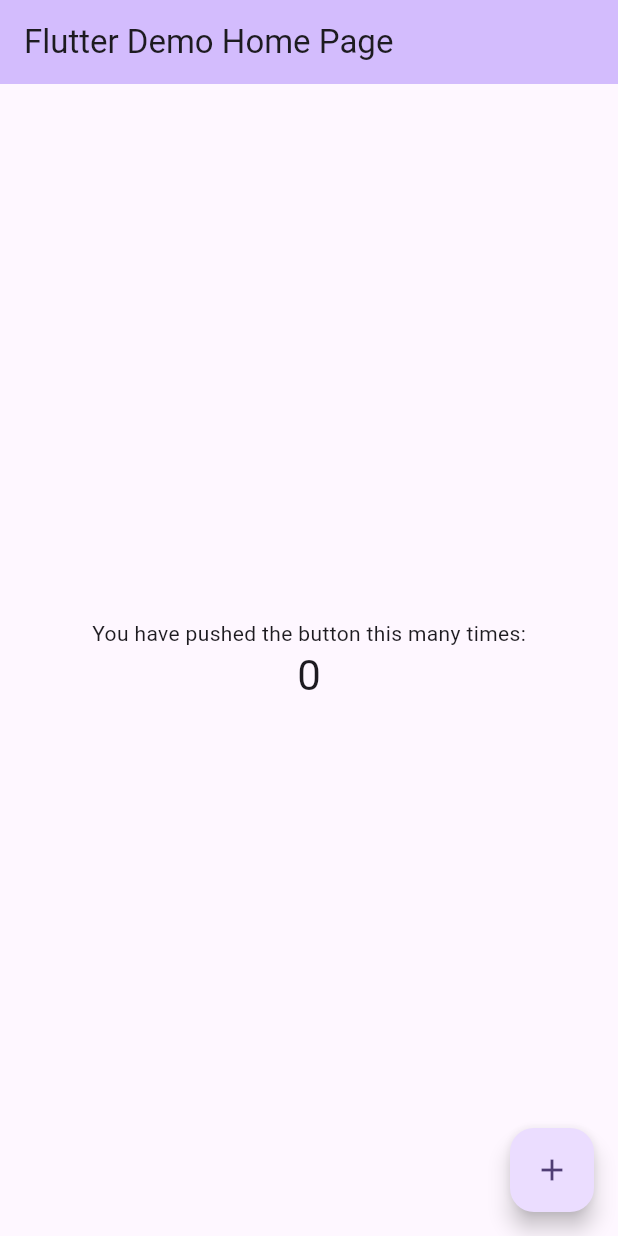
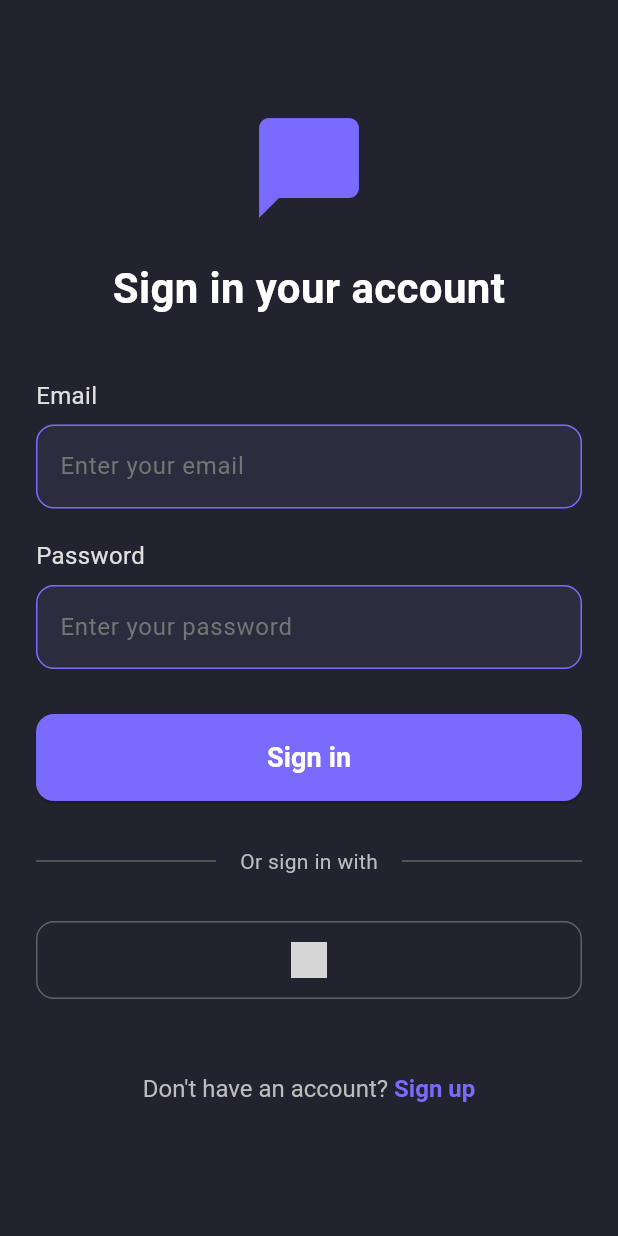
Before and after one commit to clunckyboy/Askalot, a Flutter app: the screen it shows after launch, on a phone screen of 412 x 824 dp. Run offline on Flutter 3.47's test engine with Material 3 defaults, Android fonts, the phone set to English and light mode, and no system bars; network calls fail; grey boxes are pictures that could not be loaded.

Commit message:
developing sign in page

```diff
--- a/lib/main.dart
+++ b/lib/main.dart
@@ -1,4 +1,5 @@
 import 'package:flutter/material.dart';
+import 'package:flutter/gestures.dart';
 
 void main() {
   runApp(const MyApp());
@@ -11,112 +12,180 @@ class MyApp extends StatelessWidget {
   @override
   Widget build(BuildContext context) {
     return MaterialApp(
-      title: 'Flutter Demo',
-      theme: ThemeData(
-        // This is the theme of your application.
-        //
-        // TRY THIS: Try running your application with "flutter run". You'll see
-        // the application has a purple toolbar. Then, without quitting the app,
-        // try changing the seedColor in the colorScheme below to Colors.green
-        // and then invoke "hot reload" (save your changes or press the "hot
-        // reload" button in a Flutter-supported IDE, or press "r" if you used
-        // the command line to start the app).
-        //
-        // Notice that the counter didn't reset back to zero; the application
-        // state is not lost during the reload. To reset the state, use hot
-        // restart instead.
-        //
-        // This works for code too, not just values: Most code changes can be
-        // tested with just a hot reload.
-        colorScheme: ColorScheme.fromSeed(seedColor: Colors.deepPurple),
+      debugShowCheckedModeBanner: false,
+      theme: ThemeData.dark().copyWith(
+        scaffoldBackgroundColor: Color(0xFF23232F),
+        primaryColor: Color(0xFF7A6BFF),
+        hintColor: Colors.grey[400],
+        inputDecorationTheme: InputDecorationTheme(
+          filled: true,
+          fillColor: Color(0xFF2C2C3E),
+          enabledBorder: OutlineInputBorder(
+            borderRadius: BorderRadius.circular(12.0),
+            borderSide: BorderSide(color: Color(0xFF7A6BFF)),
+          ),
+        ),
       ),
-      home: const MyHomePage(title: 'Flutter Demo Home Page'),
+      home: SignInScreen(),
     );
   }
 }
 
-class MyHomePage extends StatefulWidget {
-  const MyHomePage({super.key, required this.title});
-
-  // This widget is the home page of your application. It is stateful, meaning
-  // that it has a State object (defined below) that contains fields that affect
-  // how it looks.
-
-  // This class is the configuration for the state. It holds the values (in this
-  // case the title) provided by the parent (in this case the App widget) and
-  // used by the build method of the State. Fields in a Widget subclass are
-  // always marked "final".
-
-  final String title;
-
-  @override
-  State<MyHomePage> createState() => _MyHomePageState();
-}
-
-class _MyHomePageState extends State<MyHomePage> {
-  int _counter = 0;
-
-  void _incrementCounter() {
-    setState(() {
-      // This call to setState tells the Flutter framework that something has
-      // changed in this State, which causes it to rerun the build method below
-      // so that the display can reflect the updated values. If we changed
-      // _counter without calling setState(), then the build method would not be
-      // called again, and so nothing would appear to happen.
-      _counter++;
-    });
-  }
+class SignInScreen extends StatelessWidget {
 
   @override
   Widget build(BuildContext context) {
-    // This method is rerun every time setState is called, for instance as done
-    // by the _incrementCounter method above.
-    //
-    // The Flutter framework has been optimized to make rerunning build methods
-    // fast, so that you can just rebuild anything that needs updating rather
-    // than having to individually change instances of widgets.
     return Scaffold(
-      appBar: AppBar(
-        // TRY THIS: Try changing the color here to a specific color (to
-        // Colors.amber, perhaps?) and trigger a hot reload to see the AppBar
-        // change color while the other colors stay the same.
-        backgroundColor: Theme.of(context).colorScheme.inversePrimary,
-        // Here we take the value from the MyHomePage object that was created by
-        // the App.build method, and use it to set our appbar title.
-        title: Text(widget.title),
-      ),
-      body: Center(
-        // Center is a layout widget. It takes a single child and positions it
-        // in the middle of the parent.
-        child: Column(
-          // Column is also a layout widget. It takes a list of children and
-          // arranges them vertically. By default, it sizes itself to fit its
-          // children horizontally, and tries to be as tall as its parent.
-          //
-          // Column has various properties to control how it sizes itself and
-          // how it positions its children. Here we use mainAxisAlignment to
-          // center the children vertically; the main axis here is the vertical
-          // axis because Columns are vertical (the cross axis would be
-          // horizontal).
-          //
-          // TRY THIS: Invoke "debug painting" (choose the "Toggle Debug Paint"
-          // action in the IDE, or press "p" in the console), to see the
-          // wireframe for each widget.
-          mainAxisAlignment: MainAxisAlignment.center,
-          children: <Widget>[
-            const Text('You have pushed the button this many times:'),
-            Text(
-              '$_counter',
-              style: Theme.of(context).textTheme.headlineMedium,
-            ),
-          ],
+      body: SafeArea(
+        child: SingleChildScrollView(
+          padding: const EdgeInsets.symmetric(horizontal: 24.0, vertical: 32.0),
+          child: Column(
+            mainAxisAlignment: MainAxisAlignment.center,
+            crossAxisAlignment: CrossAxisAlignment.stretch,
+            children: [
+              SizedBox(height: 40),
+
+              // Logo Aplikasi
+              Icon(
+                Icons.chat_bubble_rounded,
+                size: 80,
+                color: Theme
+                    .of(context)
+                    .primaryColor,
+              ),
+              SizedBox(height: 20),
+
+              // Judul
+              Text(
+                'Sign in your account',
+                textAlign: TextAlign.center,
+                style: TextStyle(
+                  fontSize: 28,
+                  fontWeight: FontWeight.bold,
+                  color: Colors.white,
+                ),
+              ),
+              SizedBox(height: 40),
+
+              // Label & input email
+              Text(
+                'Email',
+                style: TextStyle(color: Colors.grey[300], fontSize: 16),
+              ),
+              SizedBox(height: 8),
+              TextField(
+                decoration: InputDecoration(
+                  hintText: 'Enter your email',
+                  hintStyle: TextStyle(color: Colors.grey[600]),
+                ),
+                keyboardType: TextInputType.emailAddress,
+                style: TextStyle(color: Colors.white),
+              ),
+              SizedBox(height: 20),
+
+              // Label & input password
+              Text(
+                'Password',
+                style: TextStyle(color: Colors.grey[300], fontSize: 16),
+              ),
+              SizedBox(height: 8),
+              TextField(
+                obscureText: true,
+                decoration: InputDecoration(
+                  hintText: 'Enter your password',
+                  hintStyle: TextStyle(color: Colors.grey[600]),
+                ),
+                style: TextStyle(color: Colors.white),
+              ),
+              SizedBox(height: 30),
+
+              // Tombol Sign in
+              ElevatedButton(
+                onPressed: () {
+                  // Logika untuk sign in
+                },
+                child: Text(
+                  'Sign in',
+                  style: TextStyle(fontSize: 18, fontWeight: FontWeight.bold),
+                ),
+                style: ElevatedButton.styleFrom(
+                  backgroundColor: Theme
+                      .of(context)
+                      .primaryColor,
+                  foregroundColor: Colors.white,
+                  padding: EdgeInsets.symmetric(vertical: 16),
+                  shape: RoundedRectangleBorder(
+                    borderRadius: BorderRadius.circular(12),
+                  ),
+                ),
+              ),
+              SizedBox(height: 30),
+
+              // Pemisah "Or sign in with"
+              Row(
+                children: [
+                  Expanded(child: Divider(color: Colors.grey[700])),
+                  Padding(
+                    padding: const EdgeInsets.symmetric(horizontal: 16.0),
+                    child: Text(
+                      'Or sign in with',
+                      style: TextStyle(color: Colors.grey[400]),
+                    ),
+                  ),
+                  Expanded(child: Divider(color: Colors.grey[700])),
+                ],
+              ),
+              SizedBox(height: 30),
+
+              // Tombol Google Sign In
+              OutlinedButton(
+                onPressed: () {
+
+                },
+                child: Center(
+                  child: Image.network(
+                    'http://pngimg.com/uploads/google/google_PNG19635.png',
+                    height: 24.0,
+                  ),
+                ),
+                style: OutlinedButton.styleFrom(
+                  padding: EdgeInsets.symmetric(vertical: 14),
+                  side: BorderSide(color: Colors.grey[700]!),
+                  shape: RoundedRectangleBorder(
+                    borderRadius: BorderRadius.circular(12),
+                  ),
+                ),
+              ),
+              SizedBox(height: 50),
+
+              // Link ke halaman sign up
+              RichText(
+                textAlign: TextAlign.center,
+                text: TextSpan(
+                  style: TextStyle(color: Colors.grey[400], fontSize: 16),
+                  children: [
+                    TextSpan(text: "Don't have an account? "),
+                    TextSpan(
+                      text: 'Sign up',
+                      style: TextStyle(
+                        color: Theme
+                            .of(context)
+                            .primaryColor,
+                        fontWeight: FontWeight.bold,
+                      ),
+                      recognizer: TapGestureRecognizer()
+                        ..onTap = () {
+                          print('Navigate to sign up');
+                        },
+                    ),
+                  ],
+                ),
+              ),
+              SizedBox(height: 20),
+            ],
+          ),
         ),
       ),
-      floatingActionButton: FloatingActionButton(
-        onPressed: _incrementCounter,
-        tooltip: 'Increment',
-        child: const Icon(Icons.add),
-      ), // This trailing comma makes auto-formatting nicer for build methods.
     );
   }
 }
--- /dev/null
+++ b/lib/tes.dart
@@ -0,0 +1,3 @@
+void main(){
+  print("Hello World");
+}
```
